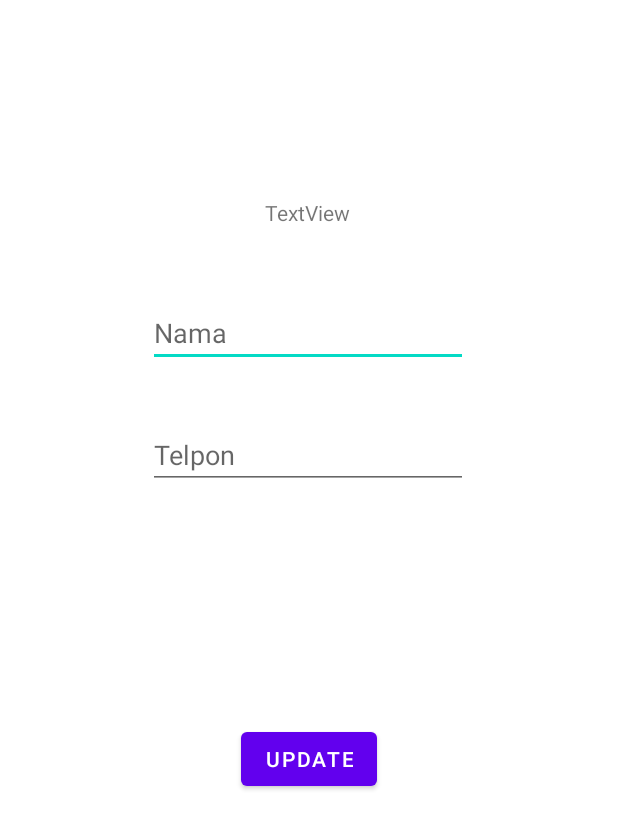
After one commit to mfhanif14/Activity7A, an Android app: the layout activity_edit_teman.xml on its own in the app's theme, with its tools: preview values and no code run, on a phone screen of 412 x 824 dp. The commit adds this screen. Shown: the top 829 px of the screen. Run offline under Robolectric (Android 15) with nearby library versions, the phone set to English and light mode, and no system bars; network calls fail.

Commit message:
save and read

```diff
--- a/app/src/main/AndroidManifest.xml
+++ b/app/src/main/AndroidManifest.xml
@@ -2,9 +2,10 @@
 <manifest xmlns:android="http://schemas.android.com/apk/res/android"
     package="com.example.activity7a">
 
-    <uses-permission android:name="android.permission.INTERNET"/>
+    <uses-permission android:name="android.permission.INTERNET" />
 
     <application
+        android:name=".app.AppController"
         android:allowBackup="true"
         android:icon="@mipmap/ic_launcher"
         android:label="@string/app_name"
@@ -12,7 +13,8 @@
         android:supportsRtl="true"
         android:theme="@style/Theme.Activity7A"
         android:usesCleartextTraffic="true">
-        <activity android:name=".TambahTeman"></activity>
+        <activity android:name=".EditTeman"></activity>
+        <activity android:name=".TambahTeman" />
         <activity android:name=".MainActivity">
             <intent-filter>
                 <action android:name="android.intent.action.MAIN" />
--- a/app/src/main/java/com/example/activity7a/MainActivity.java
+++ b/app/src/main/java/com/example/activity7a/MainActivity.java
@@ -31,7 +31,7 @@ import static android.content.ContentValues.TAG;
 public class MainActivity extends AppCompatActivity {
     private RecyclerView recyclerView;
     private TemanAdapter adapter;
-    private ArrayList<Teman> temanArrayList;
+    private ArrayList<Teman> temanArrayList = new ArrayList<>();
     private FloatingActionButton fab;
 
     private static final String TAG =MainActivity.class.getSimpleName();
@@ -63,6 +63,7 @@ public class MainActivity extends AppCompatActivity {
     }
 
     public void BacaData(){
+        temanArrayList.clear();
         RequestQueue requestQueue = Volley.newRequestQueue(getApplicationContext());
 
         JsonArrayRequest jArr = new JsonArrayRequest(url_select,new Response.Listener<JSONArray>() {
@@ -83,6 +84,7 @@ public class MainActivity extends AppCompatActivity {
                         e.printStackTrace();
                     }
                 }
+                adapter.notifyDataSetChanged();
             }
         }, new Response.ErrorListener(){
             @Override
@@ -93,6 +95,5 @@ public class MainActivity extends AppCompatActivity {
             }
         });
         requestQueue.add(jArr);
-
     }
 }
--- /dev/null
+++ b/app/src/main/res/layout/activity_edit_teman.xml
@@ -0,0 +1,56 @@
+<?xml version="1.0" encoding="utf-8"?>
+<androidx.constraintlayout.widget.ConstraintLayout xmlns:android="http://schemas.android.com/apk/res/android"
+    xmlns:app="http://schemas.android.com/apk/res-auto"
+    xmlns:tools="http://schemas.android.com/tools"
+    android:layout_width="match_parent"
+    android:layout_height="match_parent"
+    tools:context=".EditTeman">
+
+    <TextView
+        android:id="@+id/textId"
+        android:layout_width="wrap_content"
+        android:layout_height="wrap_content"
+        android:text="TextView"
+        app:layout_constraintBottom_toBottomOf="parent"
+        app:layout_constraintEnd_toEndOf="parent"
+        app:layout_constraintHorizontal_bias="0.498"
+        app:layout_constraintStart_toStartOf="parent"
+        app:layout_constraintTop_toTopOf="parent"
+        app:layout_constraintVertical_bias="0.164" />
+
+    <EditText
+        android:id="@+id/editNm"
+        android:layout_width="wrap_content"
+        android:layout_height="wrap_content"
+        android:layout_marginTop="48dp"
+        android:ems="10"
+        android:hint="Nama"
+        android:inputType="textPersonName"
+        app:layout_constraintEnd_toEndOf="@+id/textId"
+        app:layout_constraintStart_toStartOf="@+id/textId"
+        app:layout_constraintTop_toBottomOf="@+id/textId" />
+
+    <EditText
+        android:id="@+id/editTlp"
+        android:layout_width="wrap_content"
+        android:layout_height="wrap_content"
+        android:layout_marginTop="36dp"
+        android:ems="10"
+        android:hint="Telpon"
+        android:inputType="phone"
+        app:layout_constraintEnd_toEndOf="@+id/editNm"
+        app:layout_constraintHorizontal_bias="0.0"
+        app:layout_constraintStart_toStartOf="@+id/editNm"
+        app:layout_constraintTop_toBottomOf="@+id/editNm" />
+
+    <Button
+        android:id="@+id/buttonEdit"
+        android:layout_width="wrap_content"
+        android:layout_height="wrap_content"
+        android:layout_marginTop="156dp"
+        android:text="Update"
+        app:layout_constraintEnd_toEndOf="@+id/editTlp"
+        app:layout_constraintHorizontal_bias="0.504"
+        app:layout_constraintStart_toStartOf="@+id/editTlp"
+        app:layout_constraintTop_toBottomOf="@+id/editTlp" />
+</androidx.constraintlayout.widget.ConstraintLayout>
```
Also changed, not shown: app/src/main/java/com/example/activity7a/EditTeman.java (added, +116 -0 lines), app/src/main/java/com/example/activity7a/adapter/TemanAdapter.java (+112 -3 lines), app/src/main/java/com/example/activity7a/app/AppController.java (added, +51 -0 lines), app/src/main/res/menu/popup1.xml (added, +10 -0 lines).
